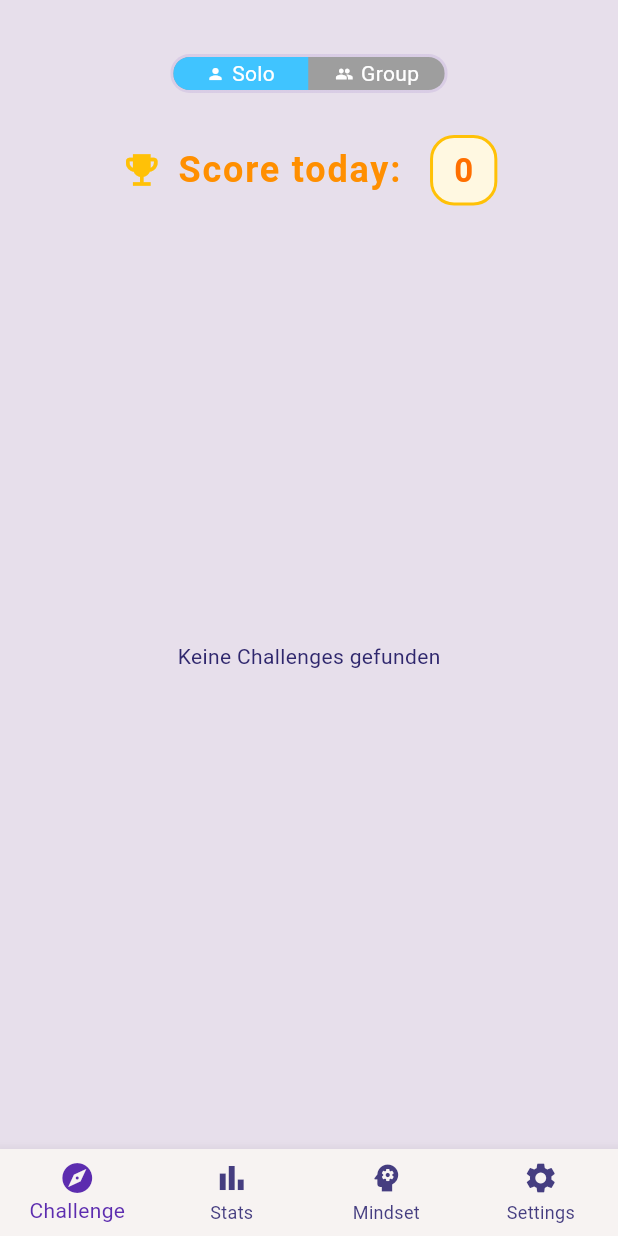
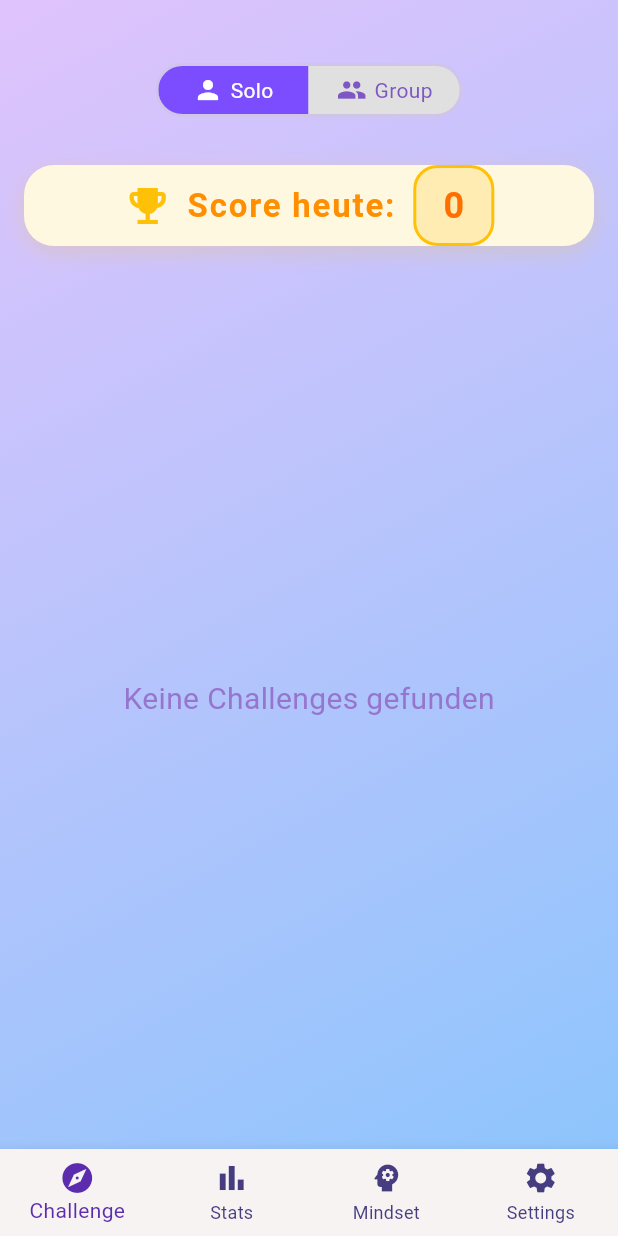
Before and after one commit to SaMaili/syntra, a Flutter app: the screen it shows after launch, on a phone screen of 412 x 824 dp. Run offline on Flutter 3.47's test engine with Material 3 defaults, Android fonts, the phone set to English and light mode, and no system bars; drawn by our look-alikes of toggle_switch; our stand-ins replace audioplayers, fl_chart, flutter_card_swiper, flutter_local_notifications, package_info_plus, permission_handler and 2 more; missing offline and left inert: android_intent_plus; accounts and stored records are empty; statements that could not run were skipped.

Commit message:
Refactored ChallengesScreen layout and improved UI elements

```diff
--- a/lib/routes/ChallengesScreen.dart
+++ b/lib/routes/ChallengesScreen.dart
@@ -140,65 +140,88 @@ class _ChallengesScreenState extends State<ChallengesScreen> with RouteAware {
   Widget build(BuildContext context) {
     return Scaffold(
       backgroundColor: AppStatic.grapeLight,
-      body: Padding(
-        padding: const EdgeInsets.symmetric(horizontal: 24, vertical: 36),
+      body: Container(
+        decoration: const BoxDecoration(
+          gradient: LinearGradient(
+            colors: [Color(0xFFe0c3fc), Color(0xFF8ec5fc)],
+            begin: Alignment.topLeft,
+            end: Alignment.bottomRight,
+          ),
+        ),
+        child: Padding(
+          padding: const EdgeInsets.symmetric(horizontal: 16, vertical: 24),
           child: Column(
             crossAxisAlignment: CrossAxisAlignment.center,
             children: [
+              const SizedBox(height: 18),
               ToggleSwitch(
-              minWidth: 90.0,
-              minHeight: 22.0,
+                minWidth: 100.0,
+                minHeight: 32.0,
                 initialLabelIndex: session.selectedToggle,
-              cornerRadius: 20.0,
+                cornerRadius: 24.0,
                 activeFgColor: Colors.white,
-              inactiveBgColor: Colors.grey,
-              inactiveFgColor: Colors.white,
+                inactiveBgColor: Colors.grey[300],
+                inactiveFgColor: Colors.deepPurple[400],
                 totalSwitches: 2,
                 icons: [Icons.person, Icons.group],
-              iconSize: 12.0,
+                iconSize: 20.0,
                 borderWidth: 2.0,
-              borderColor: [AppStatic.grapeLight],
+                borderColor: [Colors.deepPurple[100]!],
                 labels: ['Solo', 'Group'],
                 activeBgColors: [
-                [Colors.lightBlueAccent],
-                [Colors.pink],
+                  [Colors.deepPurpleAccent],
+                  [Colors.pinkAccent],
                 ],
                 onToggle: (index) {
                   setState(() {
                     session.selectedToggle = index!;
-                  // staticCardIndex bleibt erhalten
                   });
                 },
               ),
-            SizedBox(height: 20),
+              const SizedBox(height: 24),
               Padding(
                 padding: const EdgeInsets.symmetric(vertical: 8.0),
+                child: Container(
+                  decoration: BoxDecoration(
+                    color: Colors.amber[50],
+                    borderRadius: BorderRadius.circular(20),
+                    boxShadow: [
+                      BoxShadow(
+                        color: Colors.amber.withOpacity(0.2),
+                        blurRadius: 12,
+                        offset: const Offset(0, 4),
+                      ),
+                    ],
+                  ),
                   child: Row(
                     mainAxisAlignment: MainAxisAlignment.center,
                     children: [
-                  Icon(Icons.emoji_events, color: Colors.amber, size: 28),
-                  SizedBox(width: 10),
+                      Icon(Icons.emoji_events, color: Colors.amber, size: 32),
+                      const SizedBox(width: 10),
                       Text(
-                    'Score today: ',
+                        'Score heute:',
                         style: TextStyle(
-                      fontSize: 24,
+                          fontSize: 22,
                           fontWeight: FontWeight.bold,
                           color: Colors.amber[800],
                           letterSpacing: 1.2,
                         ),
                       ),
-                  SizedBox(width: 12),
+                      const SizedBox(width: 12),
                       Container(
-                    padding: EdgeInsets.symmetric(horizontal: 14, vertical: 6),
+                        padding: const EdgeInsets.symmetric(
+                          horizontal: 18,
+                          vertical: 8,
+                        ),
                         decoration: BoxDecoration(
-                      color: Colors.amber[50],
+                          color: Colors.amber[100],
                           borderRadius: BorderRadius.circular(16),
                           border: Border.all(color: Colors.amber, width: 2),
                         ),
                         child: Text(
-                      score.toString(), // Zeigt den Score an
+                          score.toString(),
                           style: TextStyle(
-                        fontSize: 22,
+                            fontSize: 24,
                             fontWeight: FontWeight.bold,
                             color: Colors.amber[900],
                           ),
@@ -207,9 +230,19 @@ class _ChallengesScreenState extends State<ChallengesScreen> with RouteAware {
                     ],
                   ),
                 ),
+              ),
+              const SizedBox(height: 18),
               Expanded(
                 child: filteredCards.isEmpty
-                  ? Center(child: Text('Keine Challenges gefunden'))
+                    ? Center(
+                        child: Text(
+                          'Keine Challenges gefunden',
+                          style: TextStyle(
+                            fontSize: 20,
+                            color: Colors.deepPurple[300],
+                          ),
+                        ),
+                      )
                     : CardSwiper(
                         controller: _cardSwiperController,
                         cardsCount: filteredCards.length,
@@ -223,7 +256,27 @@ class _ChallengesScreenState extends State<ChallengesScreen> with RouteAware {
                               index,
                               percentThresholdX,
                               percentThresholdY,
-                          ) => filteredCards[index],
+                            ) {
+                              return Container(
+                                margin: const EdgeInsets.symmetric(
+                                  vertical: 16,
+                                  horizontal: 8,
+                                ),
+                                decoration: BoxDecoration(
+                                  borderRadius: BorderRadius.circular(28),
+                                  boxShadow: [
+                                    BoxShadow(
+                                      color: Colors.deepPurple.withOpacity(
+                                        0.08,
+                                      ),
+                                      blurRadius: 16,
+                                      offset: const Offset(0, 8),
+                                    ),
+                                  ],
+                                ),
+                                child: filteredCards[index],
+                              );
+                            },
                         onSwipe: (previousIndex, newIndex, direction) async {
                           print(
                             'Swiped from $previousIndex to $newIndex in direction $direction',
@@ -245,8 +298,10 @@ class _ChallengesScreenState extends State<ChallengesScreen> with RouteAware {
                               final result = await Navigator.of(context)
                                   .push<double>(
                                     MaterialPageRoute(
-                                    builder: (context) => ActiveChallengeScreen(
-                                      challenge: filteredCards[previousIndex]
+                                      builder: (context) =>
+                                          ActiveChallengeScreen(
+                                            challenge:
+                                                filteredCards[previousIndex]
                                                     .challenge,
                                           ),
                                     ),
@@ -256,25 +311,27 @@ class _ChallengesScreenState extends State<ChallengesScreen> with RouteAware {
                                 await Navigator.of(context).push(
                                   MaterialPageRoute(
                                     builder: (context) => ChallengeDoneScreen(
-                                    challenge:
-                                        filteredCards[previousIndex].challenge,
+                                      challenge: filteredCards[previousIndex]
+                                          .challenge,
                                       rewardFactor: result,
-                                    // Erfolgsfaktor aus ActiveChallengeScreen
+                                      // Success factor from ActiveChallengeScreen
                                       onDone: (double rewardFactor) async {
-                                      // entfernt, Aktualisierung erfolgt nach Rückkehr
+                                        // removed, update happens after return
                                       },
                                     ),
                                   ),
                                 );
-                              await _initializeScore(); // Score nach Rückkehr aktualisieren
+                                // Update score after returning
+                                await _initializeScore();
                               }
                             } else {
                               _cardSwiperController.undo();
                             }
                           } else if (direction == CardSwiperDirection.left) {
+                            // Optionally show a message or animation for left swipe
                             print('Left swipe detected');
                           }
-                        // NEU: aktuellen Index speichern
+                          // NEW: Save current index
                           setState(() {
                             if (newIndex != null) staticCardIndex = newIndex;
                           });
@@ -285,6 +342,7 @@ class _ChallengesScreenState extends State<ChallengesScreen> with RouteAware {
             ],
           ),
         ),
+      ),
     );
   }
 }
```
Lines whose indentation alone changed are shown as unchanged.
